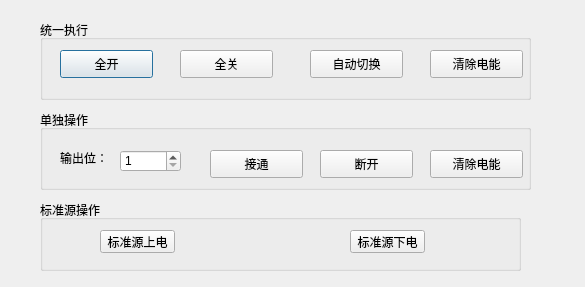
ChinaClever/PDU-CalibrateTool, file PDU-CalibrateTool/home/home_debugdlg.ui: the form before one commit.
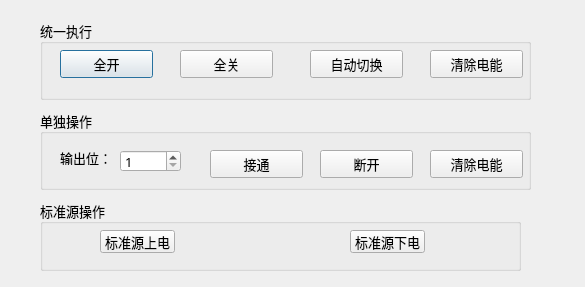
The form after the commit.

Commit message: 显示背景颜色

Patch:
```diff
--- a/PDU-CalibrateTool/home/home_debugdlg.ui
+++ b/PDU-CalibrateTool/home/home_debugdlg.ui
@@ -10,6 +10,12 @@
     <height>287</height>
    </rect>
   </property>
+  <property name="font">
+   <font>
+    <family>微软雅黑</family>
+    <pointsize>10</pointsize>
+   </font>
+  </property>
   <property name="windowTitle">
    <string>调试模式</string>
   </property>
```
The commit also changes 1 other file.
